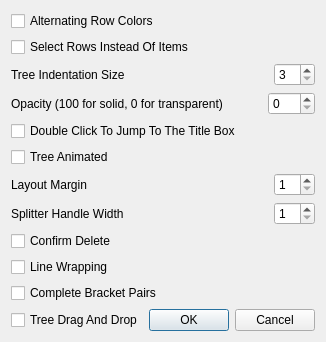
Above: Dialogs/settingsdialog.ui from UnkindledTwo/TreeNotes before the change. Below: the same form after it.
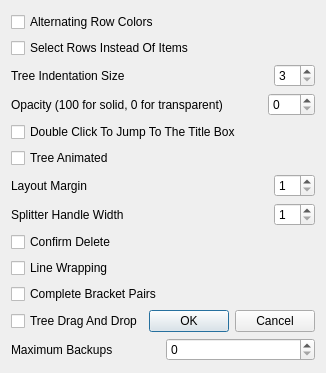
That is the form after the change.

Diff of the .ui file:
```diff
--- a/Dialogs/settingsdialog.ui
+++ b/Dialogs/settingsdialog.ui
@@ -7,13 +7,13 @@
     <x>0</x>
     <y>0</y>
     <width>315</width>
-    <height>342</height>
+    <height>373</height>
    </rect>
   </property>
   <property name="maximumSize">
    <size>
     <width>315</width>
-    <height>342</height>
+    <height>373</height>
    </size>
   </property>
   <property name="windowTitle">
@@ -225,6 +225,24 @@
        </item>
       </layout>
      </item>
+     <item>
+      <layout class="QHBoxLayout" name="horizontalLayout_6">
+       <item>
+        <widget class="QLabel" name="label_5">
+         <property name="text">
+          <string>Maximum Backups</string>
+         </property>
+        </widget>
+       </item>
+       <item>
+        <widget class="QSpinBox" name="maximum_backups">
+         <property name="maximum">
+          <number>9999</number>
+         </property>
+        </widget>
+       </item>
+      </layout>
+     </item>
     </layout>
    </item>
   </layout>
```
